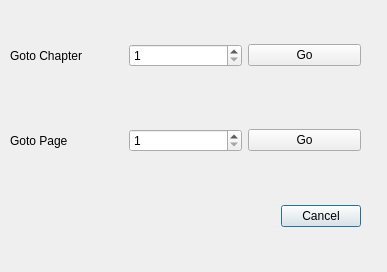
Before: the Qt Designer form widgets/gotodialog.ui in Rain92/UltimateMangaReader, drawn with Qt 5.
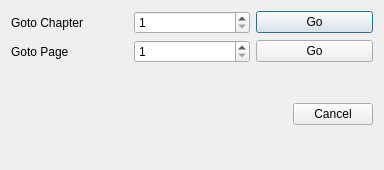
After: the same form once the commit is applied.

Commit message: Add Manga Update dialog

Diff of the .ui file:
```diff
--- a/widgets/gotodialog.ui
+++ b/widgets/gotodialog.ui
@@ -6,38 +6,21 @@
    <rect>
     <x>0</x>
     <y>0</y>
-    <width>387</width>
-    <height>272</height>
+    <width>384</width>
+    <height>170</height>
    </rect>
   </property>
+  <property name="sizePolicy">
+   <sizepolicy hsizetype="Expanding" vsizetype="Preferred">
+    <horstretch>0</horstretch>
+    <verstretch>0</verstretch>
+   </sizepolicy>
+  </property>
   <property name="windowTitle">
    <string>Dialog</string>
   </property>
-  <widget class="QDialogButtonBox" name="buttonBox">
-   <property name="geometry">
-    <rect>
-     <x>20</x>
-     <y>200</y>
-     <width>341</width>
-     <height>32</height>
-    </rect>
-   </property>
-   <property name="orientation">
-    <enum>Qt::Horizontal</enum>
-   </property>
-   <property name="standardButtons">
-    <set>QDialogButtonBox::Cancel</set>
-   </property>
-  </widget>
-  <widget class="QWidget" name="horizontalLayoutWidget">
-   <property name="geometry">
-    <rect>
-     <x>10</x>
-     <y>20</y>
-     <width>351</width>
-     <height>71</height>
-    </rect>
-   </property>
+  <layout class="QVBoxLayout" name="verticalLayout">
+   <item>
    <layout class="QHBoxLayout" name="horizontalLayout">
     <item>
      <widget class="QLabel" name="label">
@@ -48,6 +31,12 @@
     </item>
     <item>
      <widget class="QSpinBox" name="spinBoxChapter">
+       <property name="sizePolicy">
+        <sizepolicy hsizetype="Minimum" vsizetype="Preferred">
+         <horstretch>0</horstretch>
+         <verstretch>0</verstretch>
+        </sizepolicy>
+       </property>
       <property name="minimum">
        <number>1</number>
       </property>
@@ -61,16 +50,8 @@
      </widget>
     </item>
    </layout>
-  </widget>
-  <widget class="QWidget" name="horizontalLayoutWidget_2">
-   <property name="geometry">
-    <rect>
-     <x>10</x>
-     <y>110</y>
-     <width>351</width>
-     <height>61</height>
-    </rect>
-   </property>
+   </item>
+   <item>
    <layout class="QHBoxLayout" name="horizontalLayout_2">
     <item>
      <widget class="QLabel" name="label_2">
@@ -81,6 +62,12 @@
     </item>
     <item>
      <widget class="QSpinBox" name="spinBoxPage">
+       <property name="sizePolicy">
+        <sizepolicy hsizetype="Minimum" vsizetype="Preferred">
+         <horstretch>0</horstretch>
+         <verstretch>0</verstretch>
+        </sizepolicy>
+       </property>
       <property name="minimum">
        <number>1</number>
       </property>
@@ -94,7 +81,24 @@
      </widget>
     </item>
    </layout>
-  </widget>
+   </item>
+   <item>
+    <widget class="QDialogButtonBox" name="buttonBox">
+     <property name="sizePolicy">
+      <sizepolicy hsizetype="Expanding" vsizetype="Preferred">
+       <horstretch>0</horstretch>
+       <verstretch>0</verstretch>
+      </sizepolicy>
+     </property>
+     <property name="orientation">
+      <enum>Qt::Horizontal</enum>
+     </property>
+     <property name="standardButtons">
+      <set>QDialogButtonBox::Cancel</set>
+     </property>
+    </widget>
+   </item>
+  </layout>
  </widget>
  <resources/>
  <connections>
```
Lines whose indentation alone changed are shown as unchanged. The commit also changes 16 other files.
